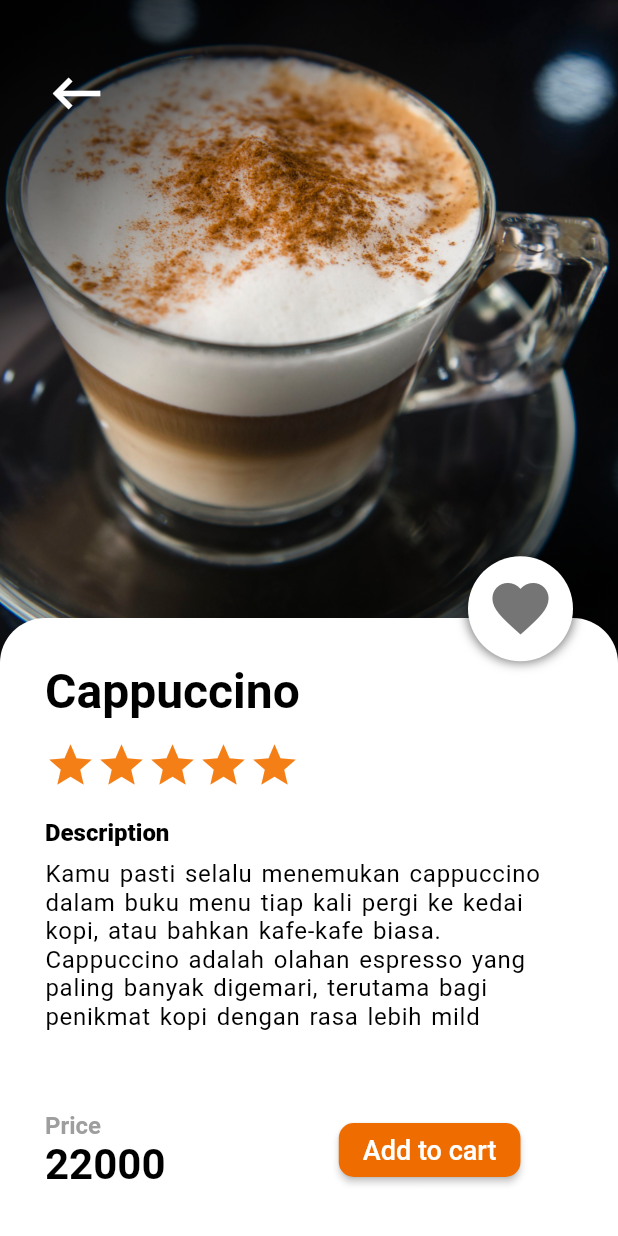
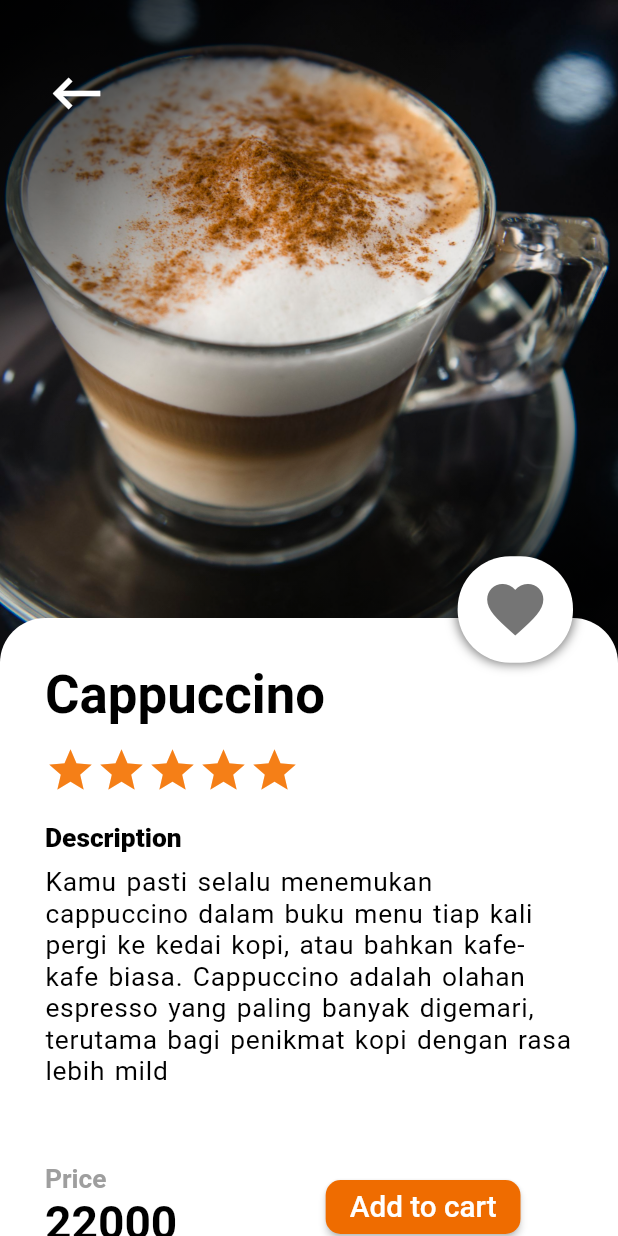
Before and after one commit to YendiOktavianto/FE_LatihAku, a Flutter app: the Coach screen opened directly, after a tap on "ichigo", on a phone screen of 412 x 824 dp. Run offline on Flutter 3.47's test engine with Material 2 defaults, Android fonts, the phone set to English and light mode, and no system bars; our stand-ins replace animate_do, curved_navigation_bar, flutter_svg, font_awesome_flutter, hexcolor, otp_text_field and 2 more.

Commit message:
Menambahkan Color, font, height width

```diff
--- a/lib/coach/coach.dart
+++ b/lib/coach/coach.dart
@@ -1,5 +1,6 @@
 //@dart=2.9
 import 'package:fe_latihaku/coach/coach_card.dart';
+import 'package:fe_latihaku/configurations/size_config.dart';
 import 'package:fe_latihaku/models/coach_modeltesting.dart';
 import 'package:fe_latihaku/utils/search_bar.dart';
 import 'package:flutter/material.dart';
@@ -12,16 +13,16 @@ class Coach extends StatefulWidget {
 }
 
 class _CoachState extends State<Coach> {
-
   @override
   Widget build(BuildContext context) {
-    var size = MediaQuery.of(context).size; //this gonna give us total height and with of our device
+    var size = MediaQuery.of(context)
+        .size; //this gonna give us total height and with of our device
     return Scaffold(
       body: Stack(
         children: <Widget>[
           Container(
             // Here the height of the container is 45% of our total height
-            height: size.height * .45,
+            height: getProportionateScreenHeight(365),
             decoration: BoxDecoration(
               color: Color(0xFFF5CEB8),
               image: DecorationImage(
@@ -58,7 +59,11 @@ class _CoachState extends State<Coach> {
                   ),
                   SearchBar(),
                   Expanded(
-                    child: CoachCard(images: myList,phones: phones,title: names,),
+                    child: CoachCard(
+                      images: myList,
+                      phones: phones,
+                      title: names,
+                    ),
                   ),
                 ],
               ),
--- a/lib/coach/coach_detail.dart
+++ b/lib/coach/coach_detail.dart
@@ -46,7 +46,7 @@ class _CoachDetailState extends State<CoachDetail> {
               ),
               Container(
                 width: width,
-                margin: EdgeInsets.only(top: height * 0.5),
+                margin: EdgeInsets.only(top: getProportionateScreenHeight(406)),
                 padding: EdgeInsets.all(30),
                 decoration: BoxDecoration(
                   color: Colors.white,
@@ -60,7 +60,7 @@ class _CoachDetailState extends State<CoachDetail> {
                     Text(
                       menu[widget.index].name,
                       style: TextStyle(
-                          fontSize: 32,
+                          fontSize: getProportionateScreenWidth(32),
                           fontWeight: FontWeight.bold,
                           color: Colors.black),
                     ),
@@ -89,7 +89,7 @@ class _CoachDetailState extends State<CoachDetail> {
                       "Description",
                       style: TextStyle(
                           color: Colors.black,
-                          fontSize: 16,
+                          fontSize: getProportionateScreenWidth(16),
                           fontWeight: FontWeight.w900),
                     ),
                     SizedBox(
@@ -98,7 +98,7 @@ class _CoachDetailState extends State<CoachDetail> {
                     Text(
                       menu[widget.index].desc,
                       style: TextStyle(
-                          fontSize: 16,
+                          fontSize: getProportionateScreenWidth(16),
                           color: Colors.black,
                           fontWeight: FontWeight.normal,
                           letterSpacing: 0.5,
@@ -117,14 +117,14 @@ class _CoachDetailState extends State<CoachDetail> {
                               "Price",
                               style: TextStyle(
                                   color: Colors.grey[500],
-                                  fontSize: 16,
+                                  fontSize: getProportionateScreenWidth(16),
                                   fontWeight: FontWeight.w600),
                             ),
                             Text(
                               menu[widget.index].price.toString(),
                               style: TextStyle(
                                   color: Colors.black,
-                                  fontSize: 28,
+                                  fontSize: getProportionateScreenWidth(28),
                                   fontWeight: FontWeight.bold),
                             )
                           ],
@@ -132,25 +132,21 @@ class _CoachDetailState extends State<CoachDetail> {
                         Padding(
                           padding: const EdgeInsets.fromLTRB(35, 15, 35, 15),
                           child: ElevatedButton(
-
                             onPressed: () {},
                             style: ButtonStyle(
-
-                              backgroundColor:MaterialStateProperty.all<Color>(
-                                  Colors.orange[800]
-                              ) ,
-                                shape: MaterialStateProperty.all<RoundedRectangleBorder>(
+                                backgroundColor:
+                                    MaterialStateProperty.all<Color>(
+                                        Colors.orange[800]),
+                                shape: MaterialStateProperty.all<
+                                        RoundedRectangleBorder>(
                                     RoundedRectangleBorder(
                                   borderRadius: BorderRadius.circular(10.0),
                                   //side: BorderSide(color: Colors.orange[800])
-
-                                    )
-                                )
-                            ),
-
+                                ))),
                             child: Text(
                               "Add to cart",
-                              style: TextStyle(color: Colors.white, fontSize: 18),
+                              style:
+                                  TextStyle(color: Colors.white, fontSize: getProportionateScreenWidth(18)),
                             ),
                           ),
                         )
@@ -161,7 +157,7 @@ class _CoachDetailState extends State<CoachDetail> {
               ),
               Positioned(
                 left: 30,
-                top: height * 0.05,
+                top: getProportionateScreenHeight(40.6),
                 child: GestureDetector(
                   onTap: () {
                     Navigator.pop(context);
@@ -175,7 +171,7 @@ class _CoachDetailState extends State<CoachDetail> {
               ),
               Positioned(
                 right: 30,
-                top: height * 0.45,
+                top: getProportionateScreenHeight(365.4),
                 child: GestureDetector(
                   onTap: () {
                     setState(() {
@@ -183,8 +179,8 @@ class _CoachDetailState extends State<CoachDetail> {
                     });
                   },
                   child: Container(
-                    height: 70,
-                    width: 70,
+                    height: getProportionateScreenHeight(70),
+                    width: getProportionateScreenWidth(70),
                     decoration: BoxDecoration(
                         color: Colors.white,
                         borderRadius: BorderRadius.circular(35),
--- a/lib/features/booking/booking.dart
+++ b/lib/features/booking/booking.dart
@@ -1,4 +1,5 @@
 //@dart=2.9
+import 'package:fe_latihaku/configurations/size_config.dart';
 import 'package:fe_latihaku/features/booking/booking_card.dart';
 import 'package:fe_latihaku/utils/search_bar.dart';
 import 'package:flutter/material.dart';
@@ -20,7 +21,7 @@ class _BookingState extends State<Booking> {
         children: <Widget>[
           Container(
             // Here the height of the container is 45% of our total height
-            height: size.height * .45,
+            height: getProportionateScreenHeight(365.4),
             decoration: BoxDecoration(
               color: Color(0xFFF5CEB8),
               image: DecorationImage(
--- a/lib/features/booking/booking_detail.dart
+++ b/lib/features/booking/booking_detail.dart
@@ -75,7 +75,7 @@ class ItemInfo extends StatelessWidget {
               height: getProportionateScreenHeight(1.5),
             ),
           ),
-          SizedBox(height: size.height * 0.1),
+          SizedBox(height: getProportionateScreenHeight(81.2)),
           // Free space  10% of total height
           OrderButton(
             size: size,
--- a/lib/features/booking/booking_image.dart
+++ b/lib/features/booking/booking_image.dart
@@ -67,8 +67,8 @@ class _ProductSliderState extends State<ProductSlider> {
         // overflow: Overflow.visible,
         children: <Widget>[
           Container(
-            height: MediaQuery.of(context).size.height * 0.25,
-            width: MediaQuery.of(context).size.width,
+            height: getProportionateScreenHeight(203),
+            width: getProportionateScreenWidth(375),
             child: Container()
             // CarouselSlider(
             //   options: CarouselOptions(
--- a/lib/features/login_register/login.dart
+++ b/lib/features/login_register/login.dart
@@ -81,7 +81,7 @@ class _LoginPageState extends State<LoginPage> {
                               textLabel: "Alamat",
                               textHint: "Masukkan Alamat Anda",
                               //controller: alamatController,
-                              height: 20.0),
+                              height: getProportionateScreenHeight(20)),
                           SizedBox(height: getProportionateScreenHeight(30)),
                           Container(
                             child: TextField(
@@ -118,7 +118,7 @@ class _LoginPageState extends State<LoginPage> {
                                   borderRadius: BorderRadius.all(
                                     Radius.circular(30),
                                   ),
-                                  side: BorderSide(color: Colors.purple, width: 3.0)),
+                                  side: BorderSide(color: Colors.purple, width: getProportionateScreenWidth(3))),
                               childx: Padding(
                                 padding: const EdgeInsets.all(8.0),
                                 child: Text("Login", style: ubuntuBlackBold,),
--- a/pubspec.yaml
+++ b/pubspec.yaml
@@ -84,9 +84,9 @@ flutter:
   # list giving the asset and other descriptors for the font. For
   # example:
   fonts:
-     - family: Alkami
+     - family: Arvo
        fonts:
-         - asset: assets/fonts/Alkalami-Regular.ttf
+         - asset: assets/fonts/Arvo-Regular.ttf
      - family: RobotoCondensed
        fonts:
          - asset: assets/fonts/RobotoCondensed-Regular.ttf
```
Also changed, not shown: lib/coach/coach_card.dart (+6 -2 lines), lib/constants/constant_colors.dart (+29 -0 lines), assets/fonts/Alkalami-Regular.ttf (deleted), assets/fonts/Arvo-Regular.ttf (added), lib/configurations/size_config.dart (line endings or trailing spaces), pubspec.lock. Lines whose indentation alone changed are shown as unchanged.
